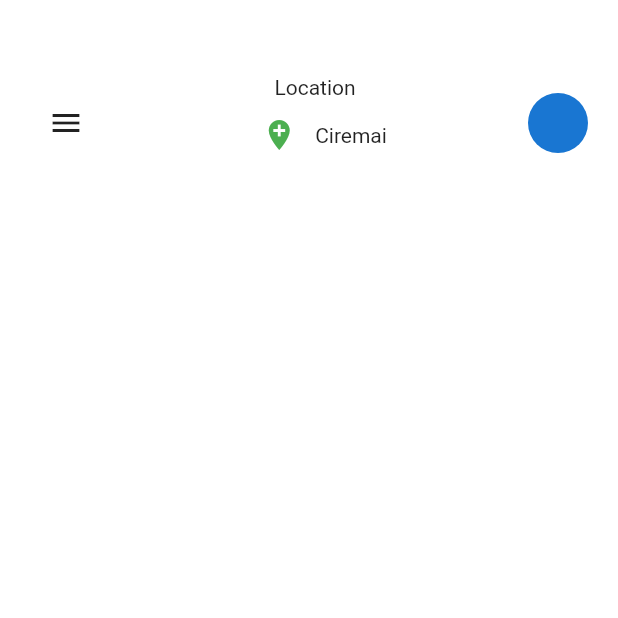
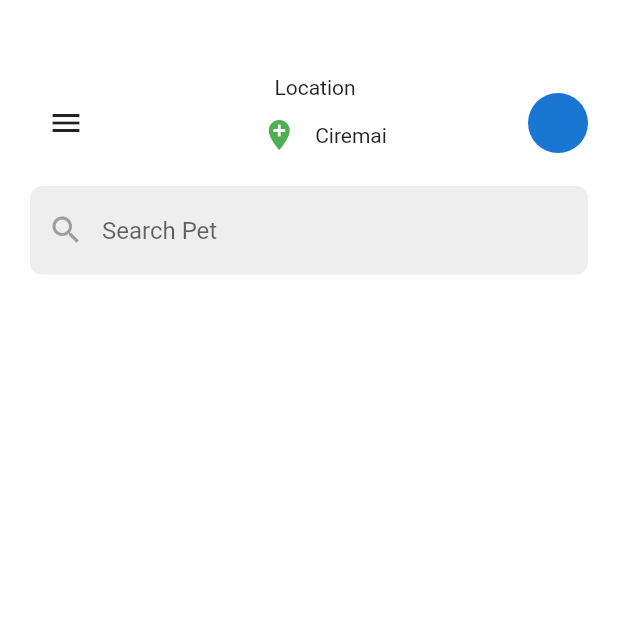
Before and after one commit to egarifs/pet-app, a Flutter app: the screen it shows after launch, on a phone screen of 412 x 824 dp, the top half of it. Run offline on Flutter 3.47's test engine with Material 2 defaults, Android fonts, the phone set to English and light mode, and no system bars.

Commit message:
Decorating text field

```diff
--- a/lib/screen/homeScreen.dart
+++ b/lib/screen/homeScreen.dart
@@ -20,9 +20,7 @@ class _HomeScreenState extends State<HomeScreen> {
       color: Colors.white,
       child: Column(
         children: [
-          SizedBox(
-            height: 50,
-          ),
+          SizedBox(height: 50),
           Container(
             margin: EdgeInsets.symmetric(horizontal: 20),
             child: Row(
@@ -69,6 +67,28 @@ class _HomeScreenState extends State<HomeScreen> {
               ],
             ),
           ),
+          Container(
+            child: TextField(
+              decoration: InputDecoration(
+                enabledBorder: OutlineInputBorder(
+                  borderSide: BorderSide(color: Colors.transparent),
+                  borderRadius: BorderRadius.all(Radius.circular(8.0)),
+                ),
+                focusedBorder: OutlineInputBorder(
+                  borderRadius: BorderRadius.all(Radius.circular(8.0)),
+                  borderSide: BorderSide(color: Colors.grey),
+                ),
+                prefixIcon: Icon(
+                  Icons.search,
+                  color: Colors.grey,
+                ),
+                hintText: "Search Pet",
+                filled: true,
+                fillColor: Colors.grey[200],
+              ),
+            ),
+            padding: EdgeInsets.fromLTRB(20.0, 10.0, 20.0, 40.0),
+          )
         ],
       ),
     );
```
